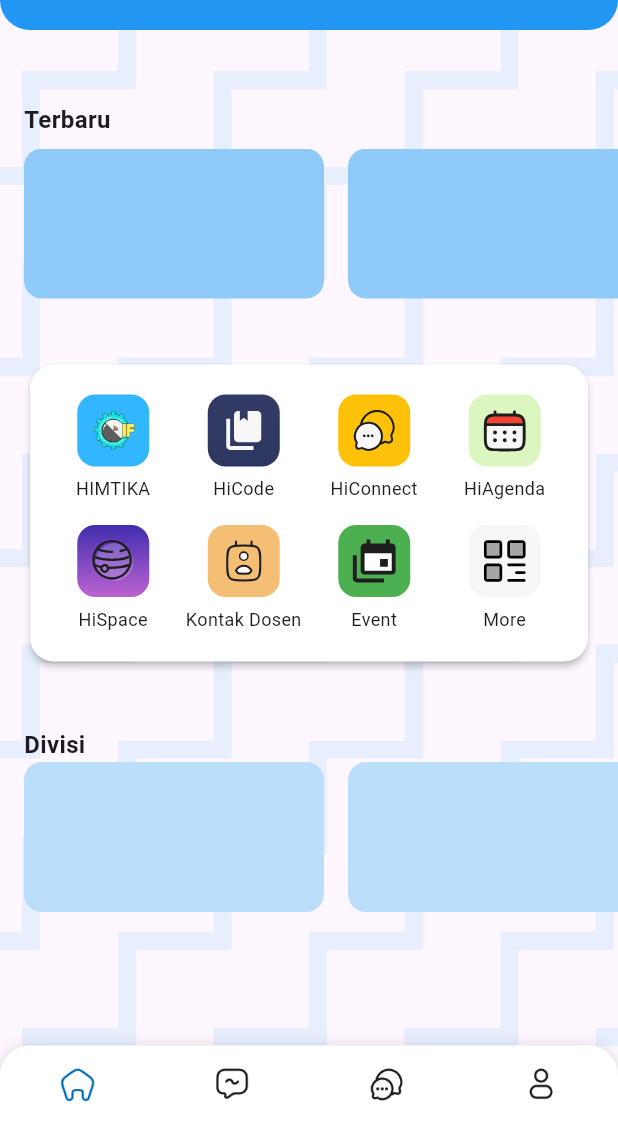
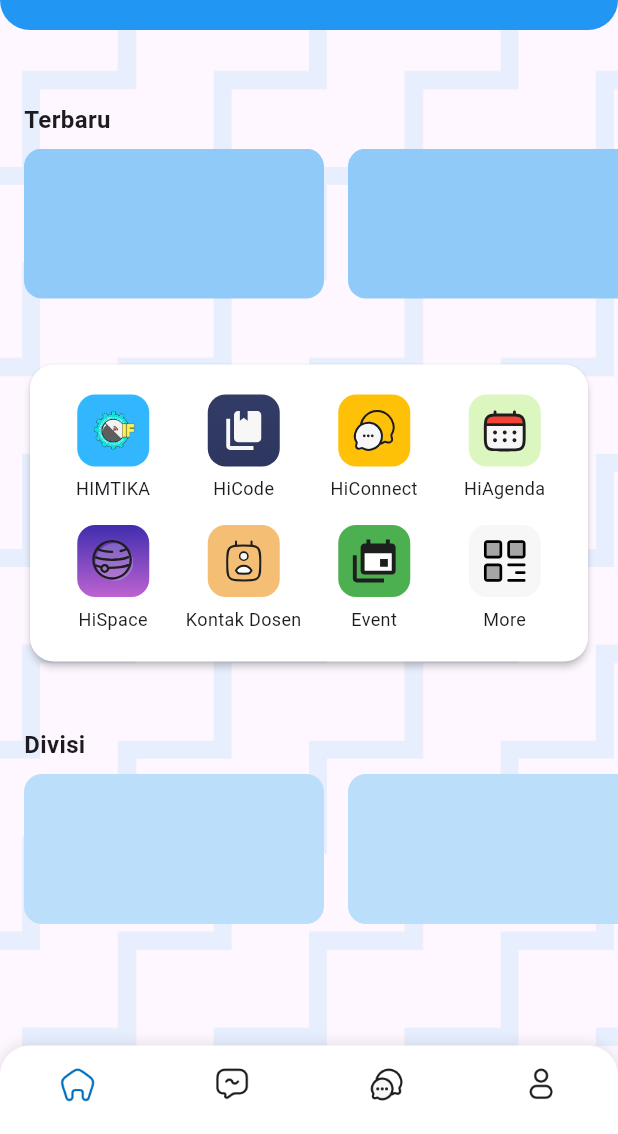
Before and after one commit to RnD-HIMTIKA/himtika-mobile-information, a Flutter app: the screen it shows after launch, on a phone screen of 412 x 824 dp, the part 102-1236 px from its top. Run offline on Flutter 3.47's test engine with Material 3 defaults, Android fonts, the phone set to English and light mode, and no system bars; our stand-ins replace bloc, equatable, flutter_bloc, flutter_dotenv, flutter_svg, get_it and 2 more; accounts and stored records are empty.

Commit message:
Enhance menu items with tap functionality and layout adjustments

```diff
--- a/lib/features/home/presentation/pages/home.dart
+++ b/lib/features/home/presentation/pages/home.dart
@@ -132,35 +132,51 @@ class HomePage extends StatelessWidget {
                                   _menuItem(
                                     "src/features/home/icons/himtika.png",
                                     "HIMTIKA",
-                                      [Color(0xFF32B7FF), Color(0xFF32B7FF)]),
+                                    [Color(0xFF32B7FF), Color(0xFF32B7FF)],
+                                    () {}, //redirect
+                                  ),
                                   _menuItem(
                                       "src/features/home/icons/hicode.svg",
                                       "HiCode",
-                                      [Color(0xFF333C66), Color(0xFF2D365E)]),
+                                      [Color(0xFF333C66), Color(0xFF2D365E)],
+                                      () {}, //redirect
+                                    ),
                                   _menuItem(
                                       "src/features/home/icons/hiconnect.svg",
                                       "HiConnect",
-                                      [Color(0xFFFFC107), Color(0xFFFFC107)]),
+                                      [Color(0xFFFFC107), Color(0xFFFFC107)],
+                                      () {}, //redirect
+                                    ),
                                   _menuItem(
                                       "src/features/home/icons/hiagenda.svg",
                                       "HiAgenda",
-                                      [Color(0xFFDBF6BF), Color(0xFFDBF6BF)]),
+                                      [Color(0xFFDBF6BF), Color(0xFFDBF6BF)],
+                                      () {}, //redirect
+                                    ),
                                   _menuItem(
                                       "src/features/home/icons/hispace.svg",
                                       "HiSpace",
-                                      [Color(0xFF402DAE), Color(0xFFBD63D1)]),
+                                      [Color(0xFF402DAE), Color(0xFFBD63D1)],
+                                      () {}, //redirect
+                                    ),
                                   _menuItem(
                                       "src/features/home/icons/kontak.svg",
                                       "Kontak Dosen",
-                                      [Color(0xFFF4BF75), Color(0xFFF4BF75)]),
+                                      [Color(0xFFF4BF75), Color(0xFFF4BF75)],
+                                      () {}, //redirect
+                                    ),
                                   _menuItem(
                                       "src/features/home/icons/event.svg",
                                       "Event",
-                                      [Color(0xFF4CAF50), Color(0xFF4CAF50)]),
+                                      [Color(0xFF4CAF50), Color(0xFF4CAF50)],
+                                      () {}, //redirect
+                                    ),
                                   _menuItem(
                                       "src/features/home/icons/more.svg",
                                       "More",
-                                      [Color(0xFFF7F7F7), Color(0xFFF7F7F7)]),
+                                      [Color(0xFFF7F7F7), Color(0xFFF7F7F7)],
+                                      () {}, //redirect
+                                    ),
                                 ],
                               ),
                             ),
@@ -176,6 +192,7 @@ class HomePage extends StatelessWidget {
                               style: TextStyle(
                                   fontSize: 16, fontWeight: FontWeight.bold)),
                         ),
+                        const SizedBox(height: 8),
                         SizedBox(
                           height: 100,
                           child: ListView.builder(
@@ -191,8 +208,6 @@ class HomePage extends StatelessWidget {
                             ),
                           ),
                         ),
-
-                        const SizedBox(height: 24),
                       ],
                     ),
                   ),
@@ -264,8 +279,10 @@ class HomePage extends StatelessWidget {
     );
   }
 
-  Widget _menuItem(String assetPath, String label, List<Color> gradientColors) {
-    return Column(
+  Widget _menuItem(String assetPath, String label, List<Color> gradientColors, VoidCallback onTap) {
+    return GestureDetector(
+      onTap: onTap,
+      child: Column(
         mainAxisAlignment: MainAxisAlignment.center,
         children: [
           Container(
@@ -289,8 +306,10 @@ class HomePage extends StatelessWidget {
             style: const TextStyle(fontSize: 12),
           ),
         ],
+      ),
     );
   }
+
 
   Widget _buildImage(String assetPath) {
     if (assetPath.toLowerCase().endsWith('.svg')) {
```
Lines whose indentation alone changed are shown as unchanged.
